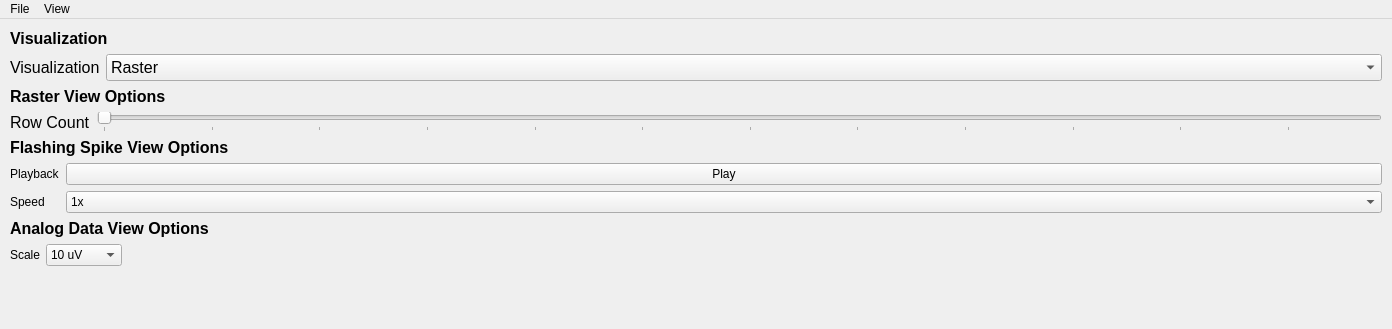
Qt form pymea/ui/PyMEAMainWindow.ui (dbridges/mea-tools) before a commit; both pictures show x 0 to 1392 and y 0 to 329 of the 1392 by 685 pixel window.
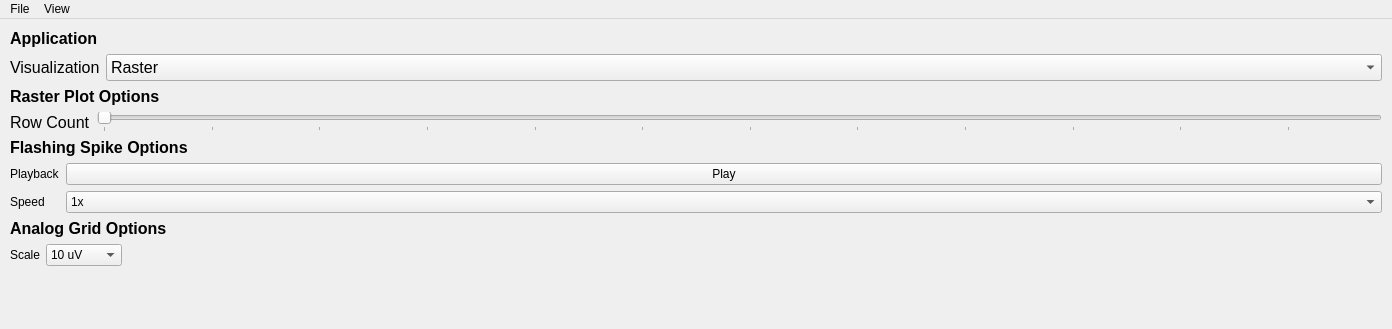
The same form after that commit. Custom widgets are drawn as their Qt base class.

Commit message: Add keyboard shortcuts for switching between visualizations.

```diff
--- a/pymea/ui/PyMEAMainWindow.ui
+++ b/pymea/ui/PyMEAMainWindow.ui
@@ -38,7 +38,7 @@
            </font>
           </property>
           <property name="text">
-           <string>Visualization</string>
+           <string>Application</string>
           </property>
          </widget>
         </item>
@@ -95,7 +95,7 @@
            </font>
           </property>
           <property name="text">
-           <string>Raster View Options</string>
+           <string>Raster Plot Options</string>
           </property>
          </widget>
         </item>
@@ -155,7 +155,7 @@
            </font>
           </property>
           <property name="text">
-           <string>Flashing Spike View Options</string>
+           <string>Flashing Spike Options</string>
           </property>
          </widget>
         </item>
@@ -238,7 +238,7 @@
            </font>
           </property>
           <property name="text">
-           <string>Analog Data View Options</string>
+           <string>Analog Grid Options</string>
           </property>
          </widget>
         </item>
```
Left out of the diff: 29 changed lines with no effect on the pictures. The commit also changes 3 other files.
